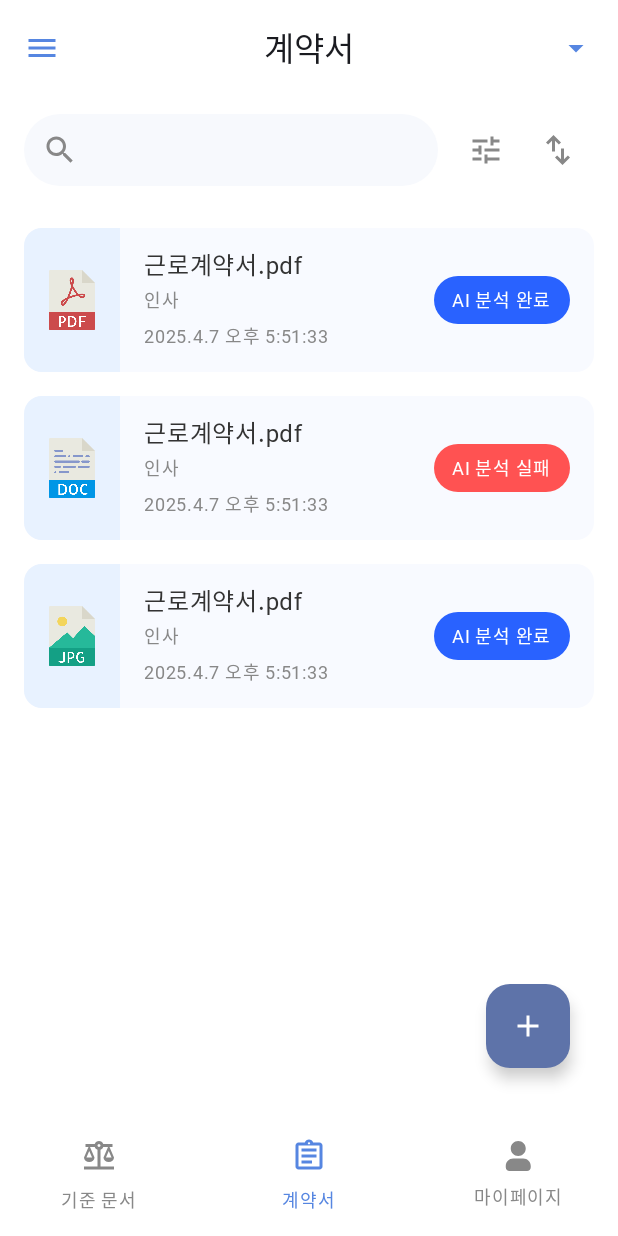
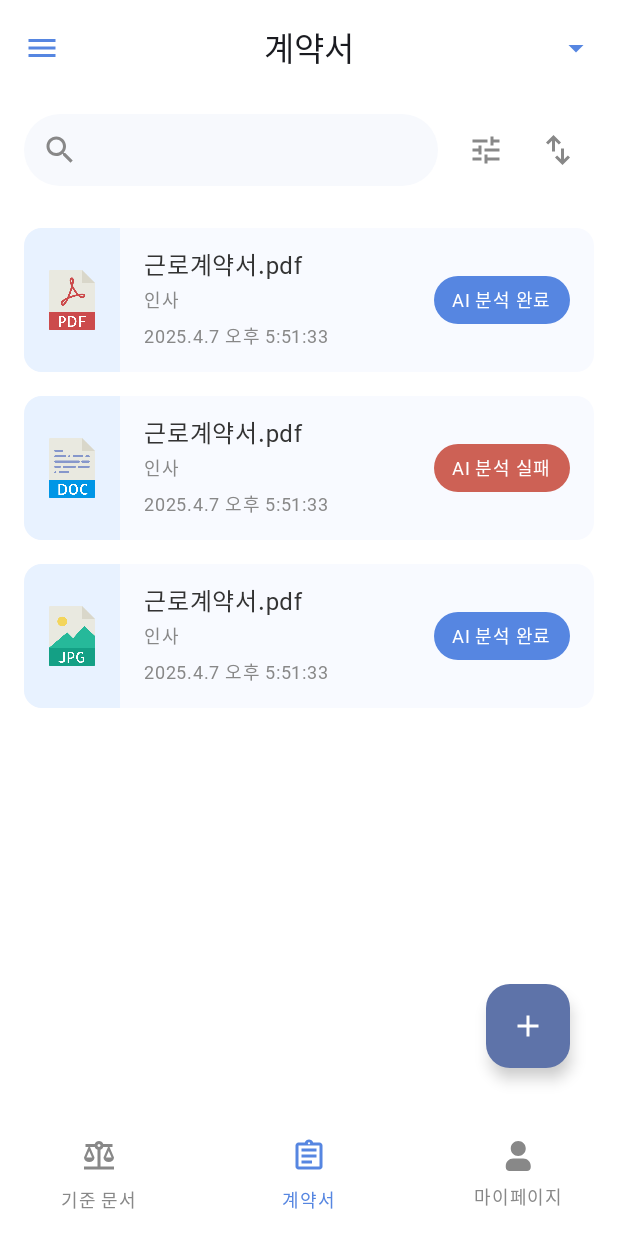
Before and after one commit to Rising-Star-DX/contract-ai-partner-android, an Android app built with Jetpack Compose: the screen it shows after launch (MainActivity), on a phone screen of 412 x 824 dp. Run offline under Robolectric (Android 15) with nearby library versions, the phone set to English and light mode, and no system bars; Roboto replaces fonts that are not available here.

Commit message:
:lipstick: 문서 카드 색상 WEB과 일치하게 변경 (#1)

```diff
--- a/app/src/main/java/com/poscodx/contract_ai_partner/ui/document/DocumentListScreen.kt
+++ b/app/src/main/java/com/poscodx/contract_ai_partner/ui/document/ContractListScreen.kt
@@ -306,6 +306,7 @@ fun SortChipRow(
         SortKey.NAME -> {
             if (sortState.direction == SortDirection.ASC) "이름(오름차)" else "이름(내림차)"
         }
+
         SortKey.UPLOAD_DATE -> {
             if (sortState.direction == SortDirection.ASC) "날짜(오름차)" else "날짜(내림차)"
         }
@@ -341,7 +342,8 @@ fun SortChipRow(
 @Composable
 fun DocumentListItem(document: DocumentItemUi) {
     // 완료=파란색(#2962FF 근사값), 실패=빨간색(#FF5252 근사값)
-    val statusColor = if (document.aiStatus == "완료") Color(0xFF2962FF) else Color(0xFFFF5252)
+    val statusColor =
+        if (document.aiStatus == "완료") colorResource(R.color.primary) else Color(0xFFCD6155)
     val statusText = if (document.aiStatus == "완료") "AI 분석 완료" else "AI 분석 실패"
 
     // 아이템 배경색(이미지 보면 왼쪽만 약간 파란 배경)
```
